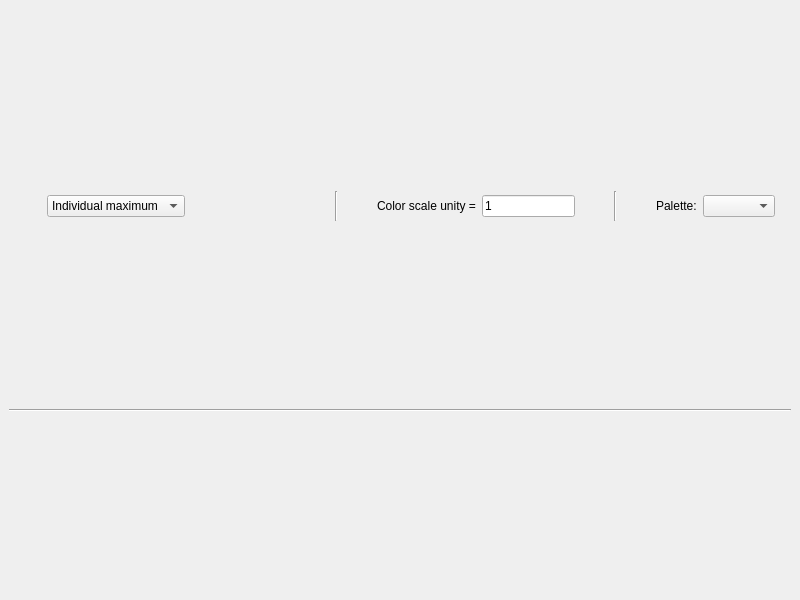
andrmor/ANTS3bundle, file ants3bundle/src/ants3/gui/graph/aviewer3d.ui: the form before one commit.
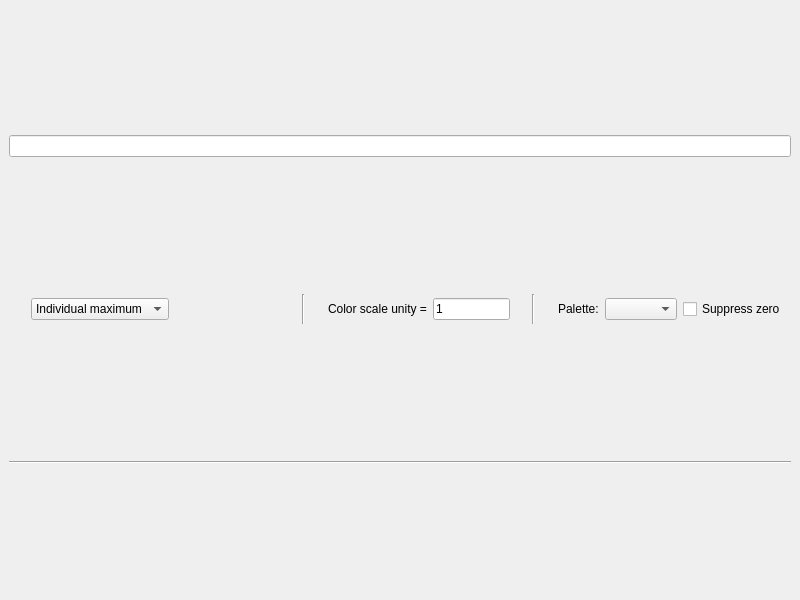
The form after the commit.

Diff of the .ui file:
```diff
--- a/ants3bundle/src/ants3/gui/graph/aviewer3d.ui
+++ b/ants3bundle/src/ants3/gui/graph/aviewer3d.ui
@@ -15,6 +15,13 @@
   </property>
   <widget class="QWidget" name="centralwidget">
    <layout class="QVBoxLayout" name="verticalLayout">
+    <item>
+     <widget class="QLineEdit" name="leTitle">
+      <property name="alignment">
+       <set>Qt::AlignCenter</set>
+      </property>
+     </widget>
+    </item>
     <item>
      <widget class="QFrame" name="frame_2">
       <property name="minimumSize">
@@ -271,6 +278,13 @@
        <item>
         <widget class="QComboBox" name="cobPalette"/>
        </item>
+       <item>
+        <widget class="QCheckBox" name="cbSuppressZero">
+         <property name="text">
+          <string>Suppress zero</string>
+         </property>
+        </widget>
+       </item>
        <item>
         <spacer name="horizontalSpacer">
          <property name="orientation">
```
